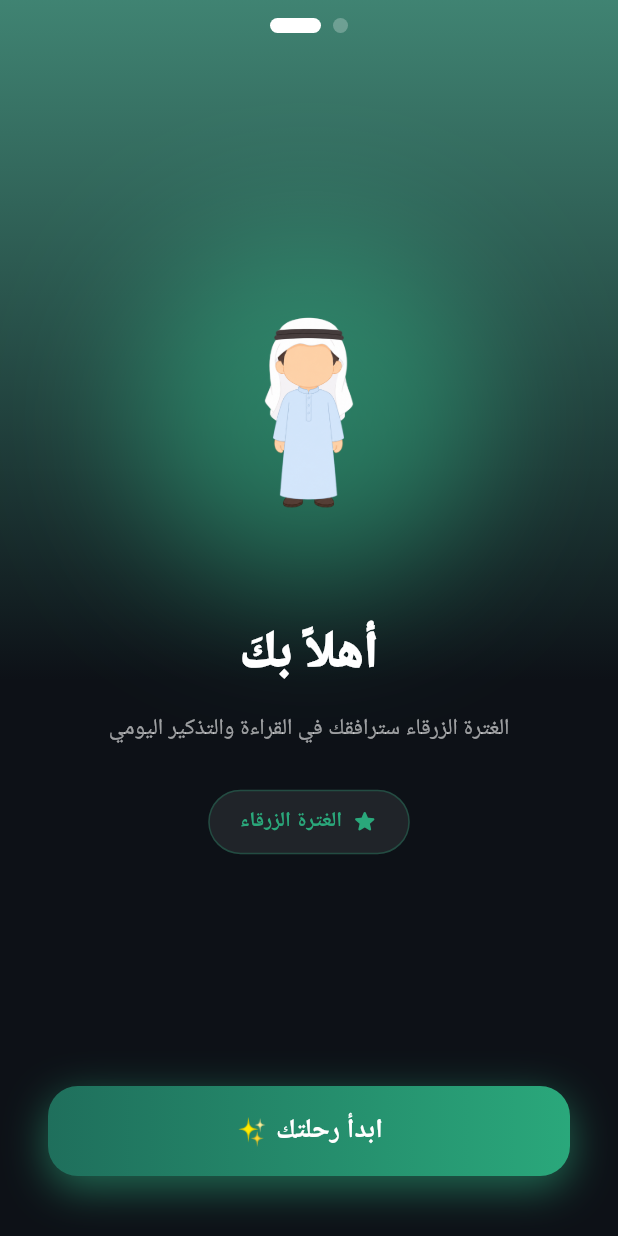
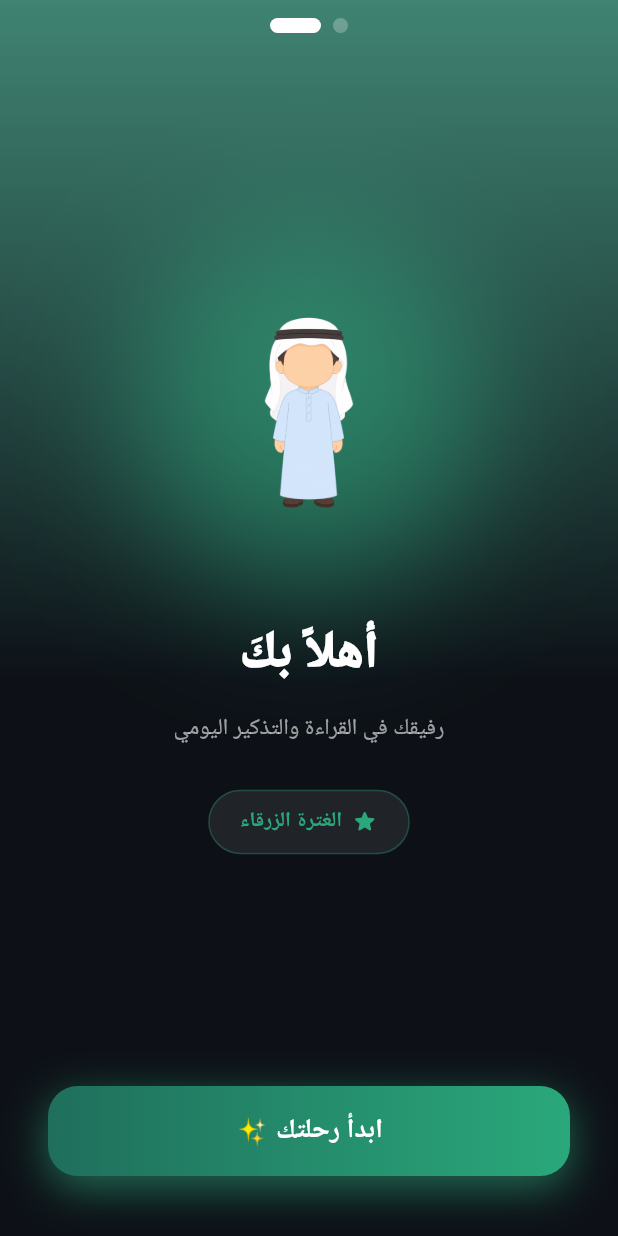
Before and after one commit to v7s7/hadeeth, a Flutter app: the CharacterRevealScreen screen opened by its route, on a phone screen of 412 x 824 dp. Run offline on Flutter 3.47's test engine with Material 3 defaults, Android fonts, the phone set to English and light mode, and no system bars; our stand-ins replace cloud_firestore, firebase_auth, firebase_core, firebase_messaging, flutter_animate, flutter_local_notifications and 5 more; missing offline and left inert: dart_jsonwebtoken; accounts and stored records are empty; Roboto replaces fonts that are missing (Tajawal).

Commit message:
Drop the character name from the reveal screen subtitle
The subtitle mixed a masculine item name (e.g. البشت الذهبي) with a
feminine verb (سترافقك), reading as a grammar mismatch. The name is
already shown on the badge below, so the subtitle now just reads
"رفيقك في القراءة والتذكير اليومي" without repeating it.

```diff
--- a/lib/screens/welcome/character_reveal_screen.dart
+++ b/lib/screens/welcome/character_reveal_screen.dart
@@ -217,7 +217,7 @@ class _CharacterRevealScreenState extends State<CharacterRevealScreen>
                     Text(
                       _character == null
                           ? 'اختر الشخصية التي تحبها وابدأ رحلتك'
-                          : '${_character!.labelAr} سترافقك في القراءة والتذكير اليومي',
+                          : 'رفيقك في القراءة والتذكير اليومي',
                       textAlign: TextAlign.center,
                       style: TextStyle(
                         color: Colors.white.withOpacity(0.6),
```
